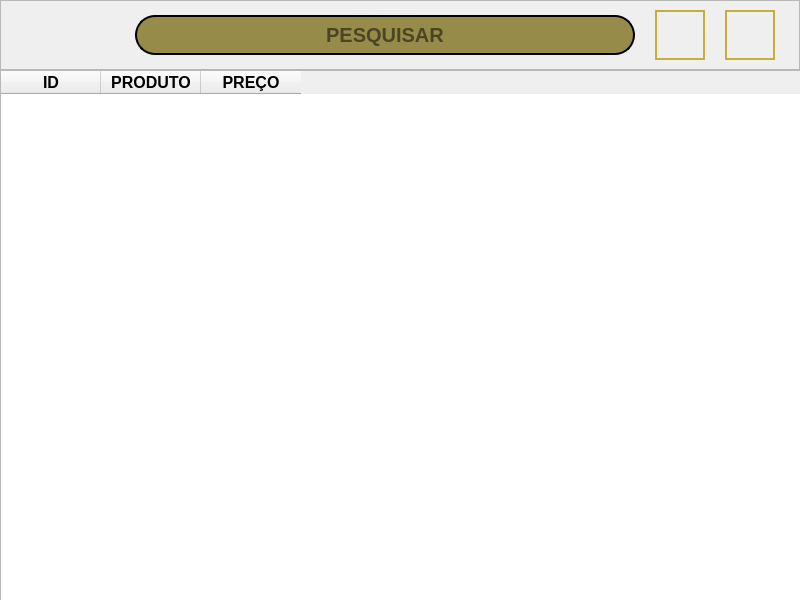
The window that uic/addproduto.ui (Lum000/Comanda2.0) describes before a commit, drawn with Qt 5.
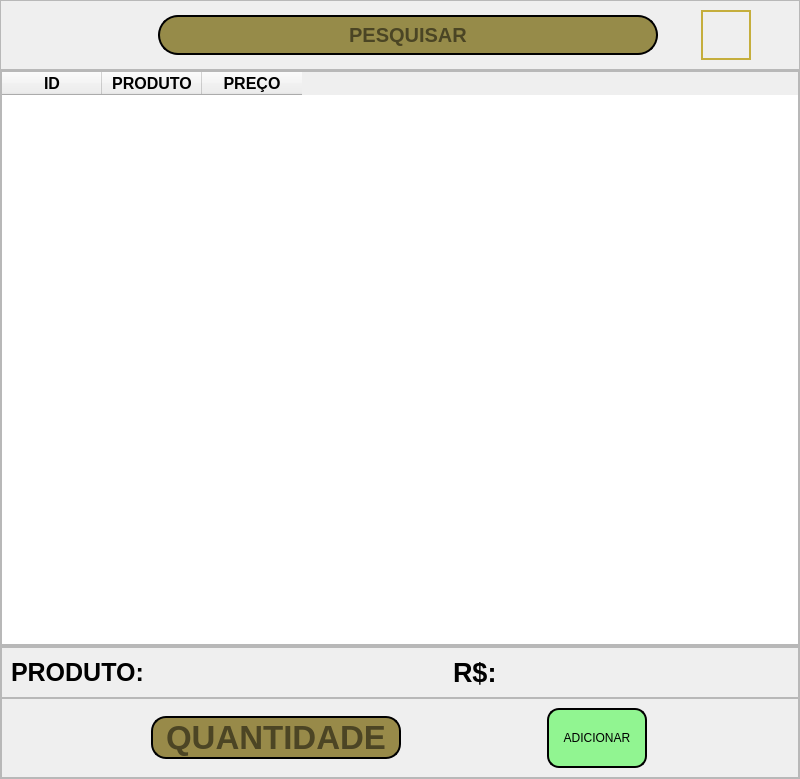
The same window after the commit. Icons and pictures are not drawn.

Diff of the .ui file:
```diff
--- a/uic/addproduto.ui
+++ b/uic/addproduto.ui
@@ -7,7 +7,7 @@
     <x>0</x>
     <y>0</y>
     <width>800</width>
-    <height>600</height>
+    <height>779</height>
    </rect>
   </property>
   <property name="windowTitle">
@@ -30,6 +30,87 @@
     <property name="spacing">
      <number>0</number>
     </property>
+    <item row="1" column="0">
+     <widget class="QFrame" name="frame_2">
+      <property name="maximumSize">
+       <size>
+        <width>16777215</width>
+        <height>16777215</height>
+       </size>
+      </property>
+      <property name="frameShape">
+       <enum>QFrame::StyledPanel</enum>
+      </property>
+      <property name="frameShadow">
+       <enum>QFrame::Raised</enum>
+      </property>
+      <layout class="QGridLayout" name="gridLayout_2">
+       <property name="leftMargin">
+        <number>0</number>
+       </property>
+       <property name="topMargin">
+        <number>0</number>
+       </property>
+       <property name="rightMargin">
+        <number>0</number>
+       </property>
+       <property name="bottomMargin">
+        <number>0</number>
+       </property>
+       <property name="spacing">
+        <number>0</number>
+       </property>
+       <item row="0" column="0">
+        <widget class="QTableWidget" name="tableWidget">
+         <property name="font">
+          <font>
+           <pointsize>20</pointsize>
+          </font>
+         </property>
+         <property name="lineWidth">
+          <number>2</number>
+         </property>
+         <column>
+          <property name="text">
+           <string>ID</string>
+          </property>
+          <property name="font">
+           <font>
+            <pointsize>12</pointsize>
+            <weight>75</weight>
+            <bold>true</bold>
+           </font>
+          </property>
+         </column>
+         <column>
+          <property name="text">
+           <string>PRODUTO</string>
+          </property>
+          <property name="font">
+           <font>
+            <pointsize>12</pointsize>
+            <weight>75</weight>
+            <bold>true</bold>
+           </font>
+          </property>
+         </column>
+         <column>
+          <property name="text">
+           <string>PREÇO</string>
+          </property>
+          <property name="font">
+           <font>
+            <pointsize>12</pointsize>
+            <weight>75</weight>
+            <bold>true</bold>
+           </font>
+          </property>
+         </column>
+        </widget>
+       </item>
+      </layout>
+     </widget>
+    </item>
     <item row="0" column="0">
      <widget class="QFrame" name="frame">
       <property name="maximumSize">
@@ -127,97 +208,214 @@
          </property>
         </widget>
        </item>
-       <item>
-        <widget class="QPushButton" name="adicionar">
-         <property name="maximumSize">
-          <size>
-           <width>50</width>
-           <height>50</height>
-          </size>
-         </property>
-         <property name="styleSheet">
-          <string notr="true">QPushButton{border:2px solid rgb(197, 174, 60);}QPushButton:hover{border:3px solid rgba(85, 255,20, 255);background-color: rgba(85, 255, 0, 100);}</string>
-         </property>
-         <property name="text">
-          <string/>
-         </property>
-         <property name="icon">
-          <iconset>
-           <normaloff>../icones/adicionar.png</normaloff>../icones/adicionar.png</iconset>
-         </property>
-         <property name="iconSize">
-          <size>
-           <width>30</width>
-           <height>30</height>
-          </size>
-         </property>
-        </widget>
-       </item>
       </layout>
      </widget>
     </item>
-    <item row="1" column="0">
-     <widget class="QFrame" name="frame_2">
+    <item row="2" column="0">
+     <widget class="QFrame" name="frame_3">
+      <property name="maximumSize">
+       <size>
+        <width>16777215</width>
+        <height>200</height>
+       </size>
+      </property>
       <property name="frameShape">
        <enum>QFrame::StyledPanel</enum>
       </property>
       <property name="frameShadow">
        <enum>QFrame::Raised</enum>
       </property>
-      <widget class="QTableWidget" name="tableWidget">
-       <property name="geometry">
-        <rect>
-         <x>0</x>
-         <y>0</y>
-         <width>801</width>
-         <height>531</height>
-        </rect>
+      <layout class="QVBoxLayout" name="verticalLayout">
+       <property name="spacing">
+        <number>0</number>
        </property>
-       <property name="font">
-        <font>
-         <pointsize>20</pointsize>
-        </font>
+       <property name="leftMargin">
+        <number>0</number>
        </property>
-       <property name="lineWidth">
-        <number>2</number>
+       <property name="topMargin">
+        <number>0</number>
        </property>
-       <column>
-        <property name="text">
-         <string>ID</string>
-        </property>
-        <property name="font">
-         <font>
-          <pointsize>12</pointsize>
-          <weight>75</weight>
-          <bold>true</bold>
-         </font>
-        </property>
-       </column>
-       <column>
-        <property name="text">
-         <string>PRODUTO</string>
-        </property>
-        <property name="font">
-         <font>
-          <pointsize>12</pointsize>
-          <weight>75</weight>
-          <bold>true</bold>
-         </font>
-        </property>
-       </column>
-       <column>
-        <property name="text">
-         <string>PREÇO</string>
-        </property>
-        <property name="font">
-         <font>
-          <pointsize>12</pointsize>
-          <weight>75</weight>
-          <bold>true</bold>
-         </font>
-        </property>
-       </column>
-      </widget>
+       <property name="rightMargin">
+        <number>0</number>
+       </property>
+       <property name="bottomMargin">
+        <number>0</number>
+       </property>
+       <item>
+        <widget class="QFrame" name="frame_4">
+         <property name="frameShape">
+          <enum>QFrame::StyledPanel</enum>
+         </property>
+         <property name="frameShadow">
+          <enum>QFrame::Raised</enum>
+         </property>
+         <layout class="QHBoxLayout" name="horizontalLayout_3">
+          <item>
+           <widget class="QLabel" name="label">
+            <property name="maximumSize">
+             <size>
+              <width>150</width>
+              <height>16777215</height>
+             </size>
+            </property>
+            <property name="font">
+             <font>
+              <pointsize>19</pointsize>
+              <weight>75</weight>
+              <bold>true</bold>
+             </font>
+            </property>
+            <property name="text">
+             <string>PRODUTO:</string>
+            </property>
+           </widget>
+          </item>
+          <item>
+           <widget class="QLabel" name="produto">
+            <property name="font">
+             <font>
+              <pointsize>20</pointsize>
+              <weight>75</weight>
+              <bold>true</bold>
+             </font>
+            </property>
+            <property name="text">
+             <string/>
+            </property>
+           </widget>
+          </item>
+          <item>
+           <widget class="QLabel" name="label_2">
+            <property name="maximumSize">
+             <size>
+              <width>50</width>
+              <height>16777215</height>
+             </size>
+            </property>
+            <property name="font">
+             <font>
+              <pointsize>20</pointsize>
+              <weight>75</weight>
+              <bold>true</bold>
+             </font>
+            </property>
+            <property name="text">
+             <string>R$:</string>
+            </property>
+           </widget>
+          </item>
+          <item>
+           <widget class="QLabel" name="valor">
+            <property name="font">
+             <font>
+              <pointsize>20</pointsize>
+              <weight>75</weight>
+              <bold>true</bold>
+             </font>
+            </property>
+            <property name="text">
+             <string/>
+            </property>
+           </widget>
+          </item>
+         </layout>
+        </widget>
+       </item>
+       <item>
+        <widget class="QFrame" name="frame_5">
+         <property name="frameShape">
+          <enum>QFrame::StyledPanel</enum>
+         </property>
+         <property name="frameShadow">
+          <enum>QFrame::Raised</enum>
+         </property>
+         <layout class="QHBoxLayout" name="horizontalLayout_2">
+          <item>
+           <widget class="QLineEdit" name="quantidade">
+            <property name="minimumSize">
+             <size>
+              <width>200</width>
+              <height>40</height>
+             </size>
+            </property>
+            <property name="maximumSize">
+             <size>
+              <width>250</width>
+              <height>16777215</height>
+             </size>
+            </property>
+            <property name="font">
+             <font>
+              <pointsize>25</pointsize>
+              <weight>75</weight>
+              <bold>true</bold>
+             </font>
+            </property>
+            <property name="styleSheet">
+             <string notr="true">QLineEdit{
+background-color: rgb(152, 138, 73);
+border:2px solid black;
+border-radius:15px
+}</string>
+            </property>
+            <property name="alignment">
+             <set>Qt::AlignCenter</set>
+            </property>
+            <property name="placeholderText">
+             <string>QUANTIDADE</string>
+            </property>
+           </widget>
+          </item>
+          <item>
+           <widget class="QPushButton" name="adicionar">
+            <property name="minimumSize">
+             <size>
+              <width>0</width>
+              <height>60</height>
+             </size>
+            </property>
+            <property name="maximumSize">
+             <size>
+              <width>100</width>
+              <height>16777215</height>
+             </size>
+            </property>
+            <property name="styleSheet">
+             <string notr="true">QPushButton{
+border:2px solid black;
+border-radius:12px;
+background-color:rgba(0, 255, 0, 100)
+}
+QPushButton:hover{
+background-color:rgba(0, 255, 0, 200);
+border:3px solid black
+}
+QPushButton:pressed{
+background-color:rgba(0, 255, 0, 255);
+}</string>
+            </property>
+            <property name="text">
+             <string>ADICIONAR</string>
+            </property>
+            <property name="icon">
+             <iconset>
+              <normaloff>../icones/adicionar.png</normaloff>../icones/adicionar.png</iconset>
+            </property>
+            <property name="iconSize">
+             <size>
+              <width>32</width>
+              <height>32</height>
+             </size>
+            </property>
+            <property name="shortcut">
+             <string>Return</string>
+            </property>
+           </widget>
+          </item>
+         </layout>
+        </widget>
+       </item>
+      </layout>
      </widget>
     </item>
    </layout>
```
